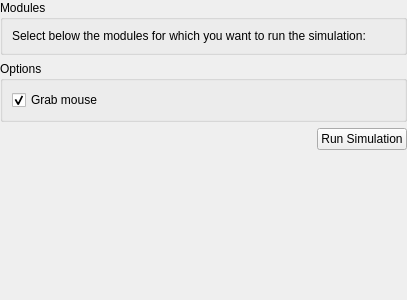
Qt form ui/oxygenbenchmarkwidget.ui (RJVB/qstyle-demo) before a commit.
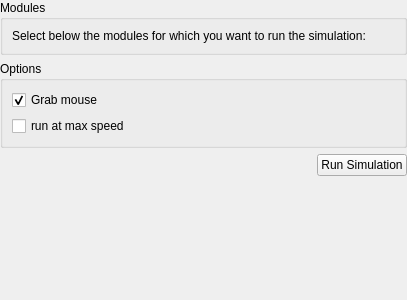
The same form after that commit.

Commit message:
add "max speed" mode and actual timing info to the benchmark/simulator
Committed from host : Bola

The edit to the form file:
```diff
--- a/ui/oxygenbenchmarkwidget.ui
+++ b/ui/oxygenbenchmarkwidget.ui
@@ -58,6 +58,16 @@
         </property>
        </widget>
       </item>
+      <item>
+       <widget class="QCheckBox" name="asyncCheckBox">
+        <property name="text">
+         <string>run at max speed</string>
+        </property>
+        <property name="checked">
+         <bool>false</bool>
+        </property>
+       </widget>
+      </item>
      </layout>
     </widget>
    </item>
```
The commit also changes 3 other files.
